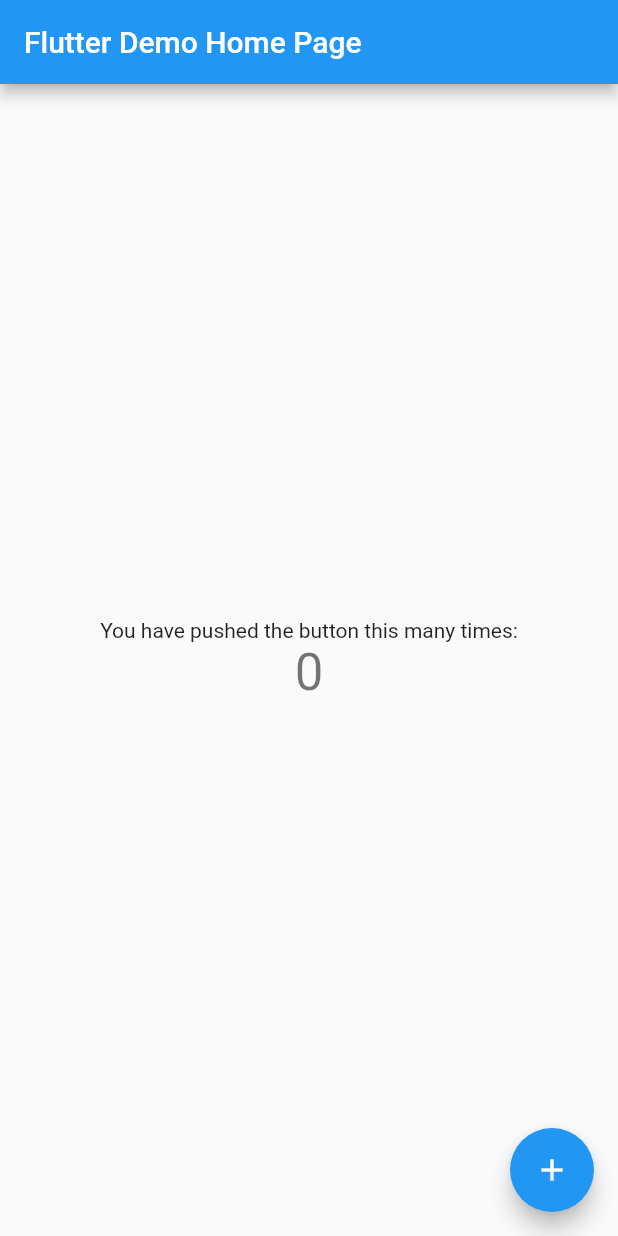
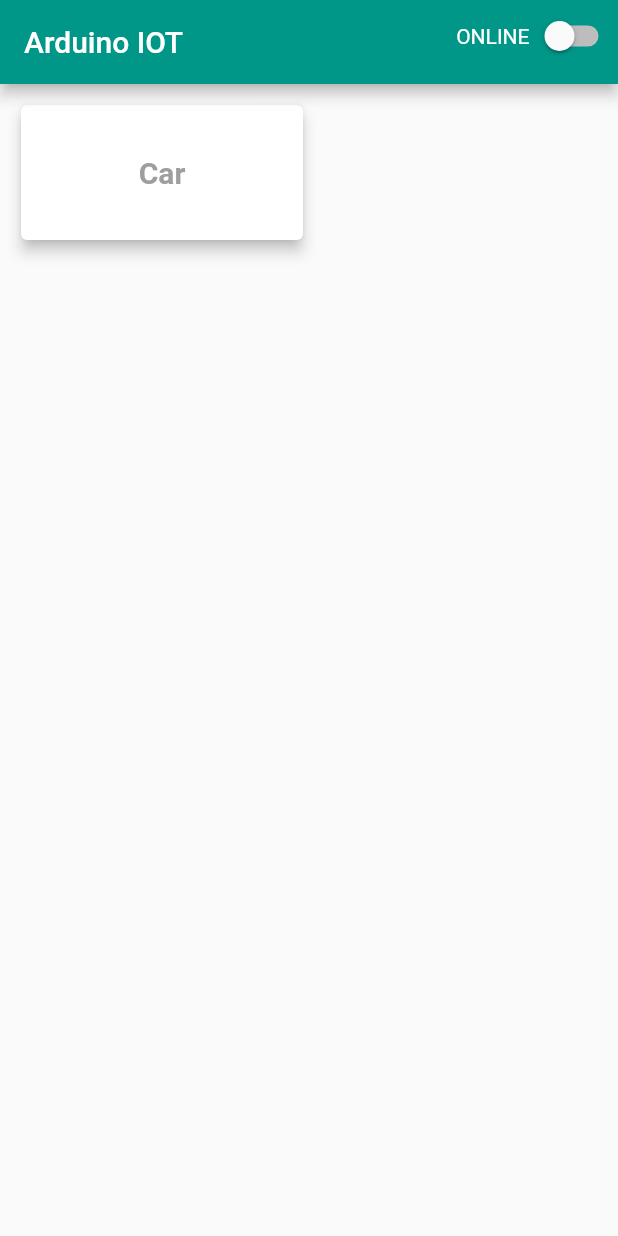
Before and after one commit to gangadharashettypj/ArduinoIOT, a Flutter app: the screen it shows after launch, on a phone screen of 412 x 824 dp. Run offline on Flutter 3.47's test engine with Material 2 defaults, Android fonts, the phone set to English and light mode, and no system bars; our stand-ins replace shared_preferences.

```diff
--- a/lib/main.dart
+++ b/lib/main.dart
@@ -1,111 +1,30 @@
+import 'package:arduinoiot/ui/screen/feature/car/car_controller.dart';
+import 'package:arduinoiot/ui/screen/home/home.dart';
+import 'package:arduinoiot/ui/screen/splash.dart';
 import 'package:flutter/material.dart';
+import 'package:flutter/services.dart';
 
-void main() => runApp(MyApp());
+void main() {
+  WidgetsFlutterBinding.ensureInitialized();
+  runApp(MyApp());
+}
 
 class MyApp extends StatelessWidget {
-  // This widget is the root of your application.
   @override
   Widget build(BuildContext context) {
+    SystemChrome.setEnabledSystemUIOverlays([]);
     return MaterialApp(
-      title: 'Flutter Demo',
+      debugShowCheckedModeBanner: false,
       theme: ThemeData(
-        // This is the theme of your application.
-        //
-        // Try running your application with "flutter run". You'll see the
-        // application has a blue toolbar. Then, without quitting the app, try
-        // changing the primarySwatch below to Colors.green and then invoke
-        // "hot reload" (press "r" in the console where you ran "flutter run",
-        // or simply save your changes to "hot reload" in a Flutter IDE).
-        // Notice that the counter didn't reset back to zero; the application
-        // is not restarted.
-        primarySwatch: Colors.blue,
+        primarySwatch: Colors.teal,
       ),
-      home: MyHomePage(title: 'Flutter Demo Home Page'),
+      title: "NestBees",
+      home: SplashScreen(),
+      routes: <String, WidgetBuilder>{
+        '/splash': (BuildContext context) => SplashScreen(),
+        '/home': (BuildContext context) => Home(),
+        '/carController': (BuildContext context) => CarController(),
+      },
     );
   }
 }
-
-class MyHomePage extends StatefulWidget {
-  MyHomePage({Key key, this.title}) : super(key: key);
-
-  // This widget is the home page of your application. It is stateful, meaning
-  // that it has a State object (defined below) that contains fields that affect
-  // how it looks.
-
-  // This class is the configuration for the state. It holds the values (in this
-  // case the title) provided by the parent (in this case the App widget) and
-  // used by the build method of the State. Fields in a Widget subclass are
-  // always marked "final".
-
-  final String title;
-
-  @override
-  _MyHomePageState createState() => _MyHomePageState();
-}
-
-class _MyHomePageState extends State<MyHomePage> {
-  int _counter = 0;
-
-  void _incrementCounter() {
-    setState(() {
-      // This call to setState tells the Flutter framework that something has
-      // changed in this State, which causes it to rerun the build method below
-      // so that the display can reflect the updated values. If we changed
-      // _counter without calling setState(), then the build method would not be
-      // called again, and so nothing would appear to happen.
-      _counter++;
-    });
-  }
-
-  @override
-  Widget build(BuildContext context) {
-    // This method is rerun every time setState is called, for instance as done
-    // by the _incrementCounter method above.
-    //
-    // The Flutter framework has been optimized to make rerunning build methods
-    // fast, so that you can just rebuild anything that needs updating rather
-    // than having to individually change instances of widgets.
-    return Scaffold(
-      appBar: AppBar(
-        // Here we take the value from the MyHomePage object that was created by
-        // the App.build method, and use it to set our appbar title.
-        title: Text(widget.title),
-      ),
-      body: Center(
-        // Center is a layout widget. It takes a single child and positions it
-        // in the middle of the parent.
-        child: Column(
-          // Column is also a layout widget. It takes a list of children and
-          // arranges them vertically. By default, it sizes itself to fit its
-          // children horizontally, and tries to be as tall as its parent.
-          //
-          // Invoke "debug painting" (press "p" in the console, choose the
-          // "Toggle Debug Paint" action from the Flutter Inspector in Android
-          // Studio, or the "Toggle Debug Paint" command in Visual Studio Code)
-          // to see the wireframe for each widget.
-          //
-          // Column has various properties to control how it sizes itself and
-          // how it positions its children. Here we use mainAxisAlignment to
-          // center the children vertically; the main axis here is the vertical
-          // axis because Columns are vertical (the cross axis would be
-          // horizontal).
-          mainAxisAlignment: MainAxisAlignment.center,
-          children: <Widget>[
-            Text(
-              'You have pushed the button this many times:',
-            ),
-            Text(
-              '$_counter',
-              style: Theme.of(context).textTheme.display1,
-            ),
-          ],
-        ),
-      ),
-      floatingActionButton: FloatingActionButton(
-        onPressed: _incrementCounter,
-        tooltip: 'Increment',
-        child: Icon(Icons.add),
-      ), // This trailing comma makes auto-formatting nicer for build methods.
-    );
-  }
-}
--- /dev/null
+++ b/lib/resources/api.dart
@@ -0,0 +1,7 @@
+/*
+ * @Author GS
+ */
+class Api {
+  get baseUrl => 'https://us-central1-nestbees.cloudfunctions.net/';
+  get carController => 'carController';
+}
--- /dev/null
+++ b/lib/resources/colors.dart
@@ -0,0 +1,27 @@
+/*
+ * @Author GS
+ */
+import 'package:arduinoiot/extensions/color_extension.dart';
+import 'package:flutter/material.dart';
+
+class MyColors {
+  get primary => Colors.teal;
+  get gray => Colors.grey;
+  get lightGray => Colors.grey[400];
+  get textColor => HexColor.fromHex('#FFFFFF');
+  get opposite => Colors.white;
+  get accent => Colors.teal[200];
+  get white => HexColor.fromHex('#FFFFFF');
+  MaterialColor primaryswatch = const MaterialColor(0x0e8f8d, const {
+    50: const Color.fromARGB(255, 0, 150, 136),
+    100: const Color.fromARGB(255, 0, 150, 136),
+    200: const Color.fromARGB(255, 0, 150, 136),
+    300: const Color.fromARGB(255, 0, 150, 136),
+    400: const Color.fromARGB(255, 0, 150, 136),
+    500: const Color.fromARGB(255, 0, 150, 136),
+    600: const Color.fromARGB(255, 0, 150, 136),
+    700: const Color.fromARGB(255, 0, 150, 136),
+    800: const Color.fromARGB(255, 0, 150, 136),
+    900: const Color.fromARGB(255, 0, 150, 136)
+  });
+}
--- /dev/null
+++ b/lib/resources/constant_data.dart
@@ -0,0 +1,4 @@
+/*
+ * @Author GS
+ */
+class NestBeesStrings {}
--- /dev/null
+++ b/lib/resources/images.dart
@@ -0,0 +1,7 @@
+/*
+ * @Author GS
+ */
+
+class Images {
+  get search_not_found => 'assets/images/search_not_found.svg';
+}
--- /dev/null
+++ b/lib/resources/nestbees_resources.dart
@@ -0,0 +1,17 @@
+/*
+ * @Author GS
+ */
+
+import 'package:arduinoiot/resources/api.dart';
+import 'package:arduinoiot/resources/colors.dart';
+import 'package:arduinoiot/resources/images.dart';
+import 'package:arduinoiot/resources/shared_pref_constant.dart';
+import 'package:arduinoiot/resources/strings.dart';
+
+abstract class R {
+  static MyColors color = MyColors();
+  static Images image = Images();
+  static Api api = Api();
+  static SharedPrefConstants pref = SharedPrefConstants();
+  static MyString string = MyString();
+}
--- /dev/null
+++ b/lib/resources/shared_pref_constant.dart
@@ -0,0 +1,6 @@
+/*
+ * @Author GS
+ */
+class SharedPrefConstants {
+//  get categories => 'local_data_categories';
+}
--- /dev/null
+++ b/lib/resources/strings.dart
@@ -0,0 +1,4 @@
+/*
+ * @Author GS
+ */
+class MyString {}
--- /dev/null
+++ b/lib/ui/screen/home/home.dart
@@ -0,0 +1,82 @@
+/*
+ * @Author GS
+ */
+import 'package:arduinoiot/resources/nestbees_resources.dart';
+import 'package:arduinoiot/util/shared_preference.dart';
+import 'package:flutter/material.dart';
+
+class Home extends StatefulWidget {
+  @override
+  _HomeState createState() => _HomeState();
+}
+
+class _HomeState extends State<Home> {
+  bool isOnline = false;
+  @override
+  void initState() {
+    super.initState();
+    SharedPreferenceUtil.readBool("ONLINE").then(
+      (bool val) => setState(() {
+        if (val != null) isOnline = val;
+      }),
+    );
+  }
+
+  @override
+  Widget build(BuildContext context) {
+    return Scaffold(
+      appBar: AppBar(
+        title: Text("Arduino IOT"),
+        actions: <Widget>[
+          Wrap(
+            crossAxisAlignment: WrapCrossAlignment.center,
+            children: <Widget>[
+              Text("ONLINE"),
+              Switch(
+                value: isOnline,
+                onChanged: (val) {
+                  setState(() {
+                    isOnline = val;
+                  });
+                  SharedPreferenceUtil.writeBool("ONLINE", val);
+                },
+                activeTrackColor: R.color.accent,
+                inactiveTrackColor: R.color.lightGray,
+                activeColor: R.color.opposite,
+              ),
+            ],
+          )
+        ],
+      ),
+      body: Container(
+        padding: EdgeInsets.all(10),
+        child: GridView(
+          children: <Widget>[
+            Card(
+              elevation: 4,
+              child: InkWell(
+                child: Container(
+                  child: Center(
+                    child: Text(
+                      "Car",
+                      style: TextStyle(
+                        fontSize: 20,
+                        fontWeight: FontWeight.bold,
+                        color: R.color.gray,
+                      ),
+                    ),
+                  ),
+                ),
+                onTap: () => Navigator.pushNamed(context, '/carController'),
+              ),
+            )
+          ],
+          gridDelegate: SliverGridDelegateWithFixedCrossAxisCount(
+            crossAxisCount: 2,
+            childAspectRatio: 2,
+          ),
+        ),
+      ),
+    );
+  }
+}
--- /dev/null
+++ b/lib/util/shared_preference.dart
@@ -0,0 +1,31 @@
+import 'package:shared_preferences/shared_preferences.dart';
+
+class SharedPreferenceUtil {
+  static Future<SharedPreferences> _prefs = SharedPreferences.getInstance();
+
+  //method to read the colors from the shared preference
+  static Future<String> read(String key) async {
+    final SharedPreferences prefs = await _prefs;
+    return prefs.getString(key);
+  }
+
+  static Future<bool> readBool(String key) async {
+    final SharedPreferences prefs = await _prefs;
+    return prefs.getBool(key);
+  }
+
+  static Future<void> write(String key, String val) async {
+    final SharedPreferences prefs = await _prefs;
+    prefs.setString(key, val);
+  }
+
+  static Future<void> writeBool(String key, bool val) async {
+    final SharedPreferences prefs = await _prefs;
+    prefs.setBool(key, val);
+  }
+
+  static Future<void> remove(String key) async {
+    final SharedPreferences prefs = await _prefs;
+    prefs.remove(key);
+  }
+}
--- a/pubspec.yaml
+++ b/pubspec.yaml
@@ -11,6 +11,8 @@ dependencies:
   udp: ^3.0.2
   http: ^0.12.0+4
   cupertino_icons: ^0.1.2
+  shared_preferences: ^0.5.6
+
 
 dev_dependencies:
   flutter_test:
```
Also changed, not shown: lib/extensions/color_extension.dart (added, +29 -0 lines), lib/service/rest/HTTPRest.dart (added, +26 -0 lines), lib/service/server/server.dart (added, +23 -0 lines), lib/ui/screen/feature/car/car_controller.dart (added, +158 -0 lines), lib/ui/screen/feature/car/controller_widget.dart (added, +68 -0 lines), lib/ui/screen/feature/car/feedback_widget.dart (added, +113 -0 lines), lib/ui/screen/splash.dart (added, +29 -0 lines), pubspec.lock, 3 other files.
